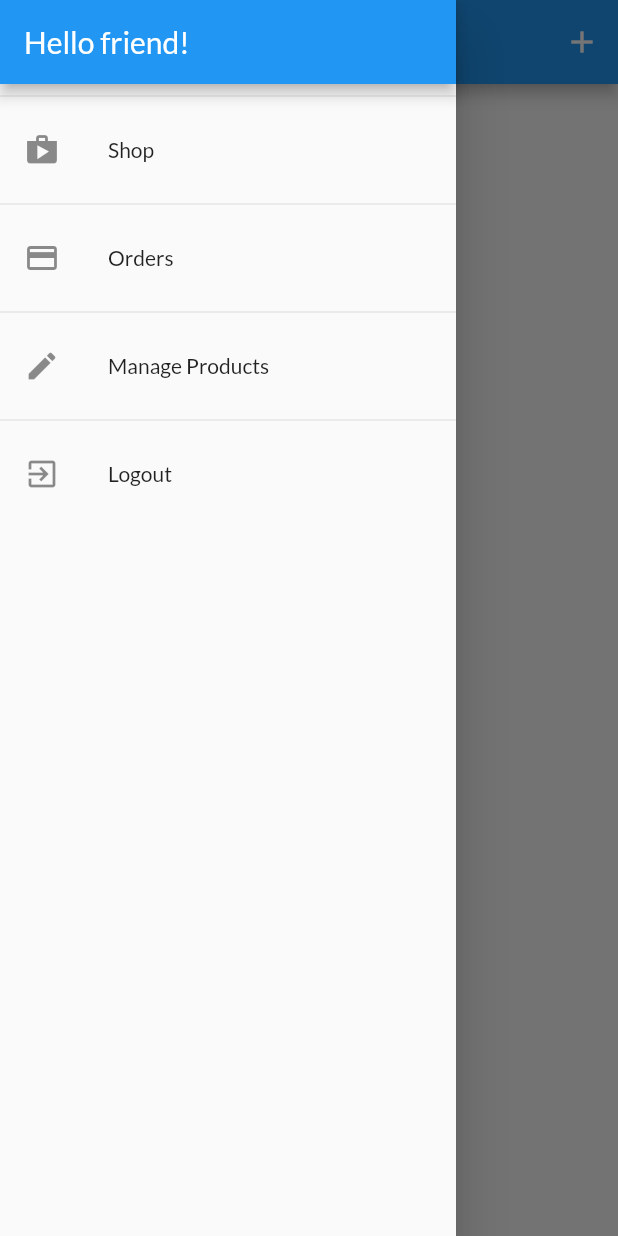
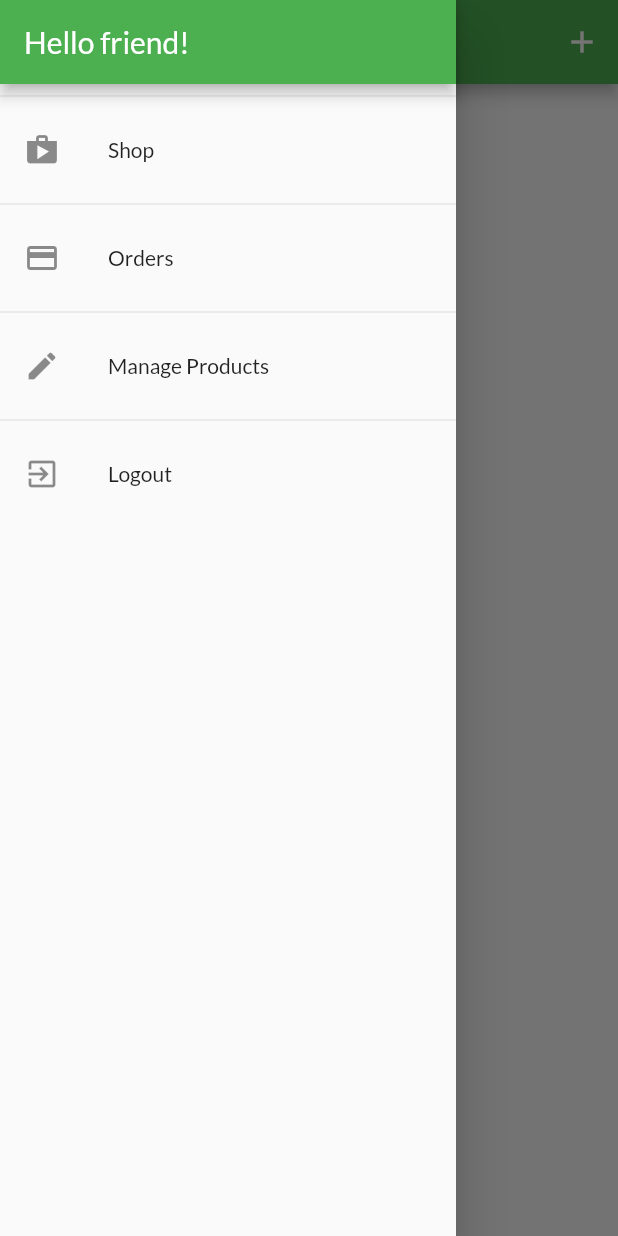
Before and after one commit to Tanle905/flutter_e-commerce, a Flutter app: the UserProductsScreen screen opened by its route, with the side drawer open, on a phone screen of 412 x 824 dp. Run offline on Flutter 3.47's test engine with Material 2 defaults, Android fonts, the light colour scheme and no system bars; our stand-ins replace flutter_dotenv, shared_preferences, url_launcher_web; missing offline and left inert: cloud_firestore_web, firebase_core_web, firebase_storage_web, flutter_secure_storage_web, image_picker_for_web; accounts and stored records are empty; network calls fail.

Commit message:
fixed error

```diff
--- a/lib/main.dart
+++ b/lib/main.dart
@@ -88,9 +88,9 @@ class MyApp extends StatelessWidget {
           theme: ThemeData(
             fontFamily: 'Lato',
             colorScheme: ColorScheme.fromSwatch(
-              primarySwatch: Colors.blue,
+              primarySwatch: Colors.green,
             ).copyWith(
-              secondary: Colors.yellow,
+              secondary: Colors.grey.shade900,
             ),
           ),
           home: authManager.isAuth
--- a/lib/ui/orders/orders_screen.dart
+++ b/lib/ui/orders/orders_screen.dart
@@ -11,8 +11,8 @@ class OrdersScreen extends StatelessWidget {
 
   @override
   Widget build(BuildContext context) {
-    print('building orders');
     final ordersManager = OrdersManager();
+
     return Scaffold(
       appBar: AppBar(
         title: const Text('Your Orders'),
--- a/lib/ui/products/edit_product_screen.dart
+++ b/lib/ui/products/edit_product_screen.dart
@@ -32,10 +32,7 @@ class _EditProductScreenState extends State<EditProductScreen> {
   var _isLoading = false;
 
   bool _isValidImageUrl(String value) {
-    return (value.startsWith('http') || value.startsWith('https')) &&
-        (value.endsWith('.png') ||
-            value.endsWith('jpg') ||
-            value.endsWith('jpeg'));
+    return (value.startsWith('http') || value.startsWith('https'));
   }
 
   @override
--- a/lib/ui/products/product_grid_tile.dart
+++ b/lib/ui/products/product_grid_tile.dart
@@ -38,17 +38,17 @@ class ProductGridTile extends StatelessWidget {
 
   Widget buildGridFooterBar(BuildContext context) {
     return GridTileBar(
-      backgroundColor: Colors.black87,
+      backgroundColor: Colors.grey.withOpacity(0.7),
       leading: ValueListenableBuilder<bool>(
         valueListenable: product.isFavoriteListenable,
         builder: (ctx, isFavorite, child) {
           return IconButton(
             icon: Icon(
               product.isFavorite ? Icons.favorite : Icons.favorite_border,
+              color: product.isFavorite ? Colors.red : null,
             ),
             color: Theme.of(context).colorScheme.secondary,
             onPressed: () {
-              // product.isFavorite = !isFavorite;
               ctx.read<ProductsManager>().toggleFavoriteStatus(product);
             },
           );
--- a/lib/ui/products/product_overview_screen.dart
+++ b/lib/ui/products/product_overview_screen.dart
@@ -65,7 +65,7 @@ class _ProductsOverviewScreenState extends State<ProductsOverviewScreen> {
     return Consumer<CartManager>(
       builder: (ctx, cartManager, child) {
         return TopRightBadge(
-          data: CartManager().productCount,
+          data: cartManager.productCount,
           child: IconButton(
             icon: const Icon(
               Icons.shopping_cart,
--- a/lib/ui/products/user_products_screen.dart
+++ b/lib/ui/products/user_products_screen.dart
@@ -15,7 +15,6 @@ class UserProductsScreen extends StatelessWidget {
 
   @override
   Widget build(BuildContext context) {
-    final productsManager = ProductsManager();
     return Scaffold(
       appBar: AppBar(
         title: const Text('Your Products'),
@@ -38,15 +37,15 @@ class UserProductsScreen extends StatelessWidget {
             }
             return RefreshIndicator(
               onRefresh: () => _refreshProducts(context),
-              child: buildUserProductListView(productsManager),
+              child: buildUserProductListView(),
             );
           }),
     );
   }
 
-  Widget buildUserProductListView(ProductsManager productsManager) {
+  Widget buildUserProductListView() {
     return Consumer<ProductsManager>(
-      builder: (ctx, productsMaager, child) {
+      builder: (ctx, productsManager, child) {
         return ListView.builder(
           itemCount: productsManager.itemCount,
           itemBuilder: (ctx, i) => Column(
```
Also changed, not shown: lib/generated_plugin_registrant.dart (added, +27 -0 lines), 1 other file.
